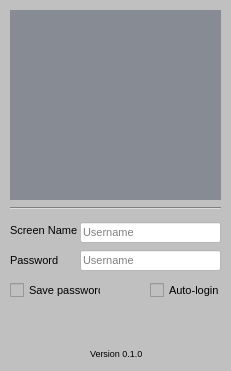
The window that src/client/loginwindow.ui (xdmtk/elysium) describes before a commit, drawn with Qt 5.
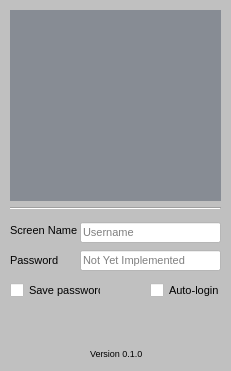
The same window after the commit. Icons and pictures are not drawn.

Commit message: #23 - Reset ChatWindow fonts to default system settings

What changed in the file:
```diff
--- a/src/client/loginwindow.ui
+++ b/src/client/loginwindow.ui
@@ -43,7 +43,9 @@
    <string/>
   </property>
   <property name="styleSheet">
-   <string notr="true">background: #c0c0c0;</string>
+   <string notr="true">QDialog#LoginWindow {
+background: #c0c0c0;
+}</string>
   </property>
   <widget class="QLabel" name="label_logo">
    <property name="geometry">
@@ -194,8 +196,11 @@
    <property name="styleSheet">
     <string notr="true">background: white;</string>
    </property>
+   <property name="echoMode">
+    <enum>QLineEdit::Password</enum>
+   </property>
    <property name="placeholderText">
-    <string>Username</string>
+    <string>Not Yet Implemented</string>
    </property>
   </widget>
   <widget class="QCheckBox" name="checkBox">
```
Left out of the diff: 9 changed lines with no effect on the pictures. The commit also changes 1 other file.
